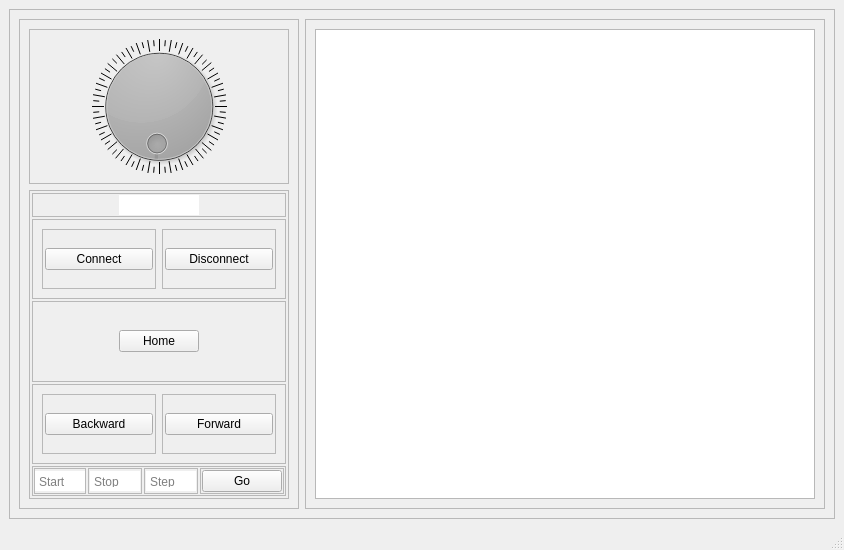
Sibyl100/Sagnac, file interface.ui: the form before one commit.
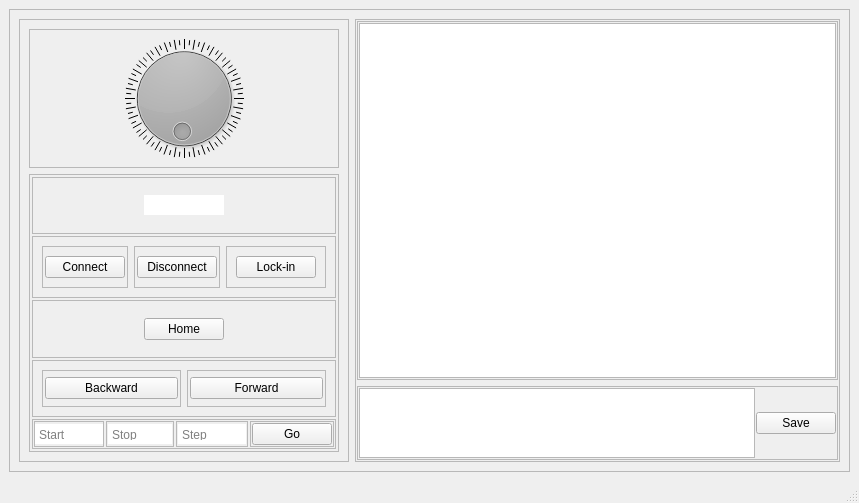
The form after the commit. Custom widgets are drawn as their Qt base class.

Diff of the .ui file:
```diff
--- a/interface.ui
+++ b/interface.ui
@@ -6,8 +6,8 @@
    <rect>
     <x>0</x>
     <y>0</y>
-    <width>844</width>
-    <height>550</height>
+    <width>859</width>
+    <height>503</height>
    </rect>
   </property>
   <property name="windowTitle">
@@ -26,7 +26,7 @@
       <property name="lineWidth">
        <number>0</number>
       </property>
-      <layout class="QHBoxLayout" name="horizontalLayout" stretch="1,2">
+      <layout class="QHBoxLayout" name="horizontalLayout" stretch="1,3">
        <item>
         <widget class="QFrame" name="frame_2">
          <property name="frameShape">
@@ -158,9 +158,9 @@
                   <colorrole role="Shadow">
                    <brush brushstyle="SolidPattern">
                     <color alpha="255">
-                     <red>255</red>
-                     <green>255</green>
-                     <blue>255</blue>
+                     <red>0</red>
+                     <green>0</green>
+                     <blue>0</blue>
                     </color>
                    </brush>
                   </colorrole>
@@ -295,9 +295,9 @@
                   <colorrole role="Shadow">
                    <brush brushstyle="SolidPattern">
                     <color alpha="255">
-                     <red>255</red>
-                     <green>255</green>
-                     <blue>255</blue>
+                     <red>0</red>
+                     <green>0</green>
+                     <blue>0</blue>
                     </color>
                    </brush>
                   </colorrole>
@@ -432,9 +432,9 @@
                   <colorrole role="Shadow">
                    <brush brushstyle="SolidPattern">
                     <color alpha="255">
-                     <red>255</red>
-                     <green>255</green>
-                     <blue>255</blue>
+                     <red>0</red>
+                     <green>0</green>
+                     <blue>0</blue>
                     </color>
                    </brush>
                   </colorrole>
@@ -468,9 +468,6 @@
                  </disabled>
                 </palette>
                </property>
-               <property name="cursor">
-                <cursorShape>ArrowCursor</cursorShape>
-               </property>
                <property name="focusPolicy">
                 <enum>Qt::ClickFocus</enum>
                </property>
@@ -526,7 +523,7 @@
             <property name="lineWidth">
              <number>0</number>
             </property>
-            <layout class="QVBoxLayout" name="verticalLayout_3" stretch="0,1,1,1,0">
+            <layout class="QVBoxLayout" name="verticalLayout_3" stretch="5,5,5,5,1">
              <property name="spacing">
               <number>2</number>
              </property>
@@ -680,6 +677,25 @@
                   </layout>
                  </widget>
                 </item>
+                <item>
+                 <widget class="QFrame" name="frame_19">
+                  <property name="frameShape">
+                   <enum>QFrame::StyledPanel</enum>
+                  </property>
+                  <property name="frameShadow">
+                   <enum>QFrame::Raised</enum>
+                  </property>
+                  <layout class="QHBoxLayout" name="horizontalLayout_12">
+                   <item>
+                    <widget class="QPushButton" name="ConnectLockinBT">
+                     <property name="text">
+                      <string>Lock-in</string>
+                     </property>
+                    </widget>
+                   </item>
+                  </layout>
+                 </widget>
+                </item>
                </layout>
               </widget>
              </item>
@@ -846,7 +862,7 @@
                <property name="lineWidth">
                 <number>0</number>
                </property>
-               <layout class="QHBoxLayout" name="horizontalLayout_9" stretch="2,1,1,0">
+               <layout class="QHBoxLayout" name="horizontalLayout_9" stretch="0,0,0,0">
                 <property name="spacing">
                  <number>2</number>
                 </property>
@@ -894,9 +910,15 @@
                    </property>
                    <item>
                     <widget class="QTextEdit" name="StartTX">
+                     <property name="sizePolicy">
+                      <sizepolicy hsizetype="Expanding" vsizetype="Expanding">
+                       <horstretch>0</horstretch>
+                       <verstretch>0</verstretch>
+                      </sizepolicy>
+                     </property>
                      <property name="maximumSize">
                       <size>
-                       <width>50</width>
+                       <width>16777215</width>
                        <height>20</height>
                       </size>
                      </property>
@@ -951,10 +973,10 @@
                     <number>1</number>
                    </property>
                    <item>
-                    <widget class="QTextEdit" name="StopTx">
+                    <widget class="QTextEdit" name="StopTX">
                      <property name="maximumSize">
                       <size>
-                       <width>50</width>
+                       <width>16777215</width>
                        <height>20</height>
                       </size>
                      </property>
@@ -979,7 +1001,7 @@
                  </widget>
                 </item>
                 <item>
-                 <widget class="QFrame" name="StepTX">
+                 <widget class="QFrame" name="frame_18">
                   <property name="frameShape">
                    <enum>QFrame::StyledPanel</enum>
                   </property>
@@ -1009,10 +1031,10 @@
                     <number>1</number>
                    </property>
                    <item>
-                    <widget class="QTextEdit" name="textEdit_3">
+                    <widget class="QTextEdit" name="StepTX">
                      <property name="maximumSize">
                       <size>
-                       <width>50</width>
+                       <width>16777215</width>
                        <height>20</height>
                       </size>
                      </property>
@@ -1093,9 +1115,95 @@
          <property name="frameShadow">
           <enum>QFrame::Raised</enum>
          </property>
-         <layout class="QVBoxLayout" name="verticalLayout_5">
+         <layout class="QVBoxLayout" name="verticalLayout_5" stretch="1,0">
+          <property name="leftMargin">
+           <number>1</number>
+          </property>
+          <property name="topMargin">
+           <number>1</number>
+          </property>
+          <property name="rightMargin">
+           <number>1</number>
+          </property>
+          <property name="bottomMargin">
+           <number>1</number>
+          </property>
           <item>
-           <widget class="QGraphicsView" name="LockInAngleGraph"/>
+           <widget class="QFrame" name="frame_21">
+            <property name="frameShape">
+             <enum>QFrame::StyledPanel</enum>
+            </property>
+            <property name="frameShadow">
+             <enum>QFrame::Raised</enum>
+            </property>
+            <layout class="QHBoxLayout" name="horizontalLayout_14">
+             <property name="spacing">
+              <number>1</number>
+             </property>
+             <property name="leftMargin">
+              <number>1</number>
+             </property>
+             <property name="topMargin">
+              <number>1</number>
+             </property>
+             <property name="rightMargin">
+              <number>1</number>
+             </property>
+             <property name="bottomMargin">
+              <number>1</number>
+             </property>
+             <item>
+              <widget class="PlotWidget" name="LockInAngleGraph"/>
+             </item>
+            </layout>
+           </widget>
+          </item>
+          <item>
+           <widget class="QFrame" name="frame_20">
+            <property name="frameShape">
+             <enum>QFrame::StyledPanel</enum>
+            </property>
+            <property name="frameShadow">
+             <enum>QFrame::Raised</enum>
+            </property>
+            <layout class="QHBoxLayout" name="horizontalLayout_13">
+             <property name="spacing">
+              <number>1</number>
+             </property>
+             <property name="leftMargin">
+              <number>1</number>
+             </property>
+             <property name="topMargin">
+              <number>1</number>
+             </property>
+             <property name="rightMargin">
+              <number>1</number>
+             </property>
+             <property name="bottomMargin">
+              <number>1</number>
+             </property>
+             <item>
+              <widget class="QTextEdit" name="MessageTx">
+               <property name="sizePolicy">
+                <sizepolicy hsizetype="Expanding" vsizetype="Preferred">
+                 <horstretch>0</horstretch>
+                 <verstretch>0</verstretch>
+                </sizepolicy>
+               </property>
+               <property name="inputMethodHints">
+                <set>Qt::ImhNone</set>
+               </property>
+              </widget>
+             </item>
+             <item>
+              <widget class="QPushButton" name="SaveBT">
+               <property name="text">
+                <string>Save</string>
+               </property>
+              </widget>
+             </item>
+            </layout>
+           </widget>
           </item>
          </layout>
         </widget>
@@ -1110,13 +1218,20 @@
     <rect>
      <x>0</x>
      <y>0</y>
-     <width>844</width>
+     <width>859</width>
      <height>21</height>
     </rect>
    </property>
   </widget>
   <widget class="QStatusBar" name="statusbar"/>
  </widget>
+ <customwidgets>
+  <customwidget>
+   <class>PlotWidget</class>
+   <extends>QGraphicsView</extends>
+   <header>pyqtgraph</header>
+  </customwidget>
+ </customwidgets>
  <resources/>
  <connections/>
 </ui>
```
